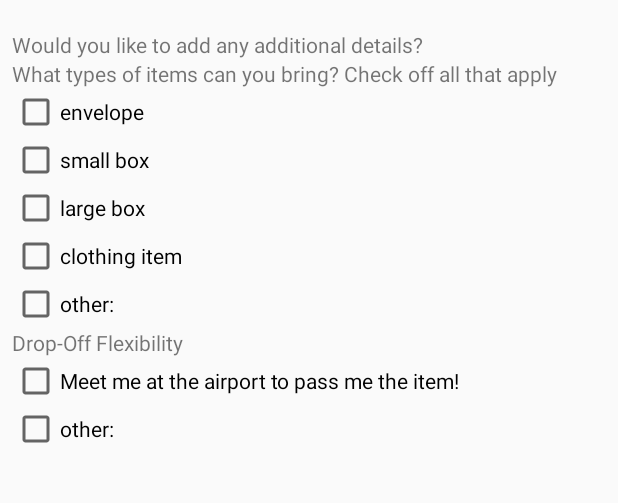
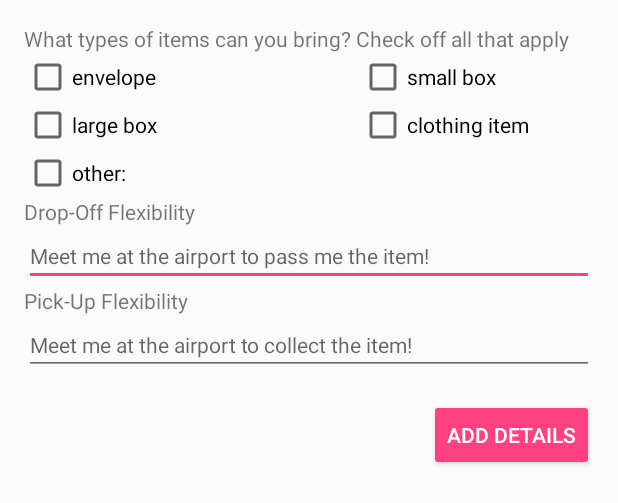
Before and after one commit to robertvunabandi/airspace-app-old, an Android app: the layout activity_additional_details.xml on its own in the app's theme, with its tools: preview values and no code run, on a phone screen of 412 x 824 dp. Shown: the top 503 px of the screen. Run offline under Robolectric (Android 15) with nearby library versions, the phone set to English and light mode, and no system bars.

Commit message:
Finished additional details dialog

```diff
--- a/app/src/main/java/com/example/mandaleeyp/teamrawrapp/AdditionalDetails.java
+++ b/app/src/main/java/com/example/mandaleeyp/teamrawrapp/AdditionalDetails.java
@@ -3,7 +3,6 @@ package com.example.mandaleeyp.teamrawrapp;
 import android.os.Bundle;
 import android.support.v7.app.AppCompatActivity;
 import android.view.View;
-import android.view.Window;
 import android.widget.CheckBox;
 import android.widget.EditText;
 
@@ -18,11 +17,12 @@ public class AdditionalDetails extends AppCompatActivity {
     @Override
     protected void onCreate(Bundle savedInstanceState) {
         super.onCreate(savedInstanceState);
-        supportRequestWindowFeature(Window.FEATURE_NO_TITLE);
+//        supportRequestWindowFeature(Window.FEATURE_NO_TITLE);
+        setTitle("Additional Details");
         setContentView(R.layout.activity_additional_details);
 
         // get the items in the XML
-        et_other = (EditText) findViewById(R.id.et_other);
+//        et_other = (EditText) findViewById(R.id.et_other);
         cb_envelope = (CheckBox) findViewById(R.id.cb_envelope);
         cb_smallBox = (CheckBox) findViewById(R.id.cb_smallBox);
         cb_largeBox = (CheckBox) findViewById(R.id.cb_largeBox);
@@ -41,35 +41,22 @@ public class AdditionalDetails extends AppCompatActivity {
         // Check which checkbox was clicked
         switch (view.getId()) {
             case R.id.cb_envelope: {
-                // TODO - change the index 0 of itemBools and maybe do other stuffs
-                if (checked) {
-
-                }
+                    itemBools[0] = checked;
                 break;
             }
             case R.id.cb_smallBox: {
-                // TODO - change the index 1 of itemBools and maybe do other stuffs
-                if (checked) {
-
-                }
+                    itemBools[1] = checked;
                 break;
             }
             case R.id.cb_largeBox: {
-                // TODO - change the index 2 of itemBools and maybe do other stuffs
-                if (checked) {
-
-                }
+                    itemBools[2] = checked;
                 break;
             }
             case R.id.cb_clothing: {
-                // TODO - change the index 3 of itemBools and maybe do other stuffs
-                if (checked) {
-
-                }
+                    itemBools[3] = checked;
                 break;
             }
             case R.id.cb_other: {
-                // TODO - change the index 3 of itemBools and maybe do other stuffs
                 if (checked) {
                     et_other.setVisibility(View.VISIBLE);
                 } else {
--- a/app/src/main/res/layout/activity_additional_details.xml
+++ b/app/src/main/res/layout/activity_additional_details.xml
@@ -1,4 +1,15 @@
 <?xml version="1.0" encoding="utf-8"?>
+<LinearLayout xmlns:android="http://schemas.android.com/apk/res/android"
+    xmlns:app="http://schemas.android.com/apk/res-auto"
+    xmlns:tools="http://schemas.android.com/tools"
+    android:layout_width="match_parent"
+    android:layout_height="match_parent"
+    android:padding="8dp"
+    tools:context="com.example.mandaleeyp.teamrawrapp.AdditionalDetails">
+    <ScrollView
+        android:layout_width="fill_parent"
+        android:layout_height="wrap_content">
+
     <RelativeLayout xmlns:android="http://schemas.android.com/apk/res/android"
         xmlns:app="http://schemas.android.com/apk/res-auto"
         xmlns:tools="http://schemas.android.com/tools"
@@ -8,23 +19,13 @@
         tools:context="com.example.mandaleeyp.teamrawrapp.AdditionalDetails">
 
         <TextView
-        android:id="@+id/tv_header"
-        android:layout_width="match_parent"
-        android:layout_height="wrap_content"
-        android:layout_alignParentLeft="true"
-        android:layout_alignParentStart="true"
-        android:layout_alignParentTop="true"
-        android:layout_marginTop="12dp"
-        android:text="Would you like to add any additional details?" />
-
-    <TextView
             android:id="@+id/tv_itemQuestion"
             android:layout_width="match_parent"
             android:layout_height="wrap_content"
             android:layout_alignParentLeft="true"
             android:layout_alignParentStart="true"
-        android:layout_below="@+id/tv_header"
             android:text="What types of items can you bring? Check off all that apply" />
+
         <!-- envelope, smbox, lgbox, clothing, other -->
         <CheckBox
             android:id="@+id/cb_envelope"
@@ -40,9 +41,11 @@
             android:id="@+id/cb_smallBox"
             android:layout_width="wrap_content"
             android:layout_height="wrap_content"
-        android:layout_alignParentLeft="true"
-        android:layout_alignParentStart="true"
-        android:layout_below="@+id/cb_envelope"
+            android:layout_alignParentEnd="true"
+            android:layout_alignParentRight="true"
+            android:layout_below="@+id/tv_itemQuestion"
+            android:layout_marginEnd="65dp"
+            android:layout_marginRight="65dp"
             android:onClick="onCheckboxClicked"
             android:text="small box" />
 
@@ -60,9 +63,9 @@
             android:id="@+id/cb_clothing"
             android:layout_width="wrap_content"
             android:layout_height="wrap_content"
-        android:layout_alignParentLeft="true"
-        android:layout_alignParentStart="true"
-        android:layout_below="@+id/cb_largeBox"
+            android:layout_alignLeft="@+id/cb_smallBox"
+            android:layout_alignStart="@+id/cb_smallBox"
+            android:layout_below="@+id/cb_smallBox"
             android:onClick="onCheckboxClicked"
             android:text="clothing item" />
 
@@ -86,12 +89,7 @@
             android:layout_below="@+id/cb_clothing"
             android:layout_toEndOf="@+id/cb_other"
             android:layout_toRightOf="@+id/cb_other">
-        <EditText
-            android:id="@+id/et_other"
-            android:layout_width="match_parent"
-            android:layout_height="wrap_content"
-            android:textSize="14sp"
-            android:visibility="gone" />
+
         </android.support.design.widget.TextInputLayout>
 
         <!-- flexibility drop off -->
@@ -104,42 +102,67 @@
             android:layout_below="@+id/cb_other"
             android:text="Drop-Off Flexibility" />
 
-    <CheckBox
-        android:id="@+id/cb_meetAirport"
-        android:layout_width="wrap_content"
+        <android.support.design.widget.TextInputLayout
+            android:id="@+id/til_dropoff"
+            android:layout_width="match_parent"
+            android:layout_height="wrap_content"
+            android:layout_alignParentLeft="true"
+            android:layout_alignParentStart="true"
+            android:layout_below="@+id/tv_dropoff">
+
+        </android.support.design.widget.TextInputLayout>
+
+        <EditText
+            android:id="@+id/et_dropoff"
+            android:layout_width="match_parent"
             android:layout_height="wrap_content"
             android:layout_alignParentLeft="true"
             android:layout_alignParentStart="true"
             android:layout_below="@+id/tv_dropoff"
-        android:onClick="onCheckboxClicked"
-        android:text="Meet me at the airport to pass me the item!" />
+            android:hint="Meet me at the airport to pass me the item!"
+            android:textSize="14sp" />
 
-    <CheckBox
-        android:id="@+id/cb_dropoffOther"
-        android:layout_width="wrap_content"
+        <!-- flexibility pick up -->
+        <TextView
+            android:id="@+id/tv_pickup"
+            android:layout_width="match_parent"
             android:layout_height="wrap_content"
             android:layout_alignParentLeft="true"
             android:layout_alignParentStart="true"
-        android:layout_below="@+id/cb_meetAirport"
-        android:onClick="onCheckboxClicked"
-        android:text="other:" />
+            android:layout_below="@+id/et_dropoff"
+            android:text="Pick-Up Flexibility" />
 
         <android.support.design.widget.TextInputLayout
-        android:id="@+id/til_dropoffOther"
+            android:id="@+id/til_pickup"
             android:layout_width="match_parent"
             android:layout_height="wrap_content"
-        android:layout_alignBottom="@+id/cb_dropoffOther"
-        android:layout_below="@+id/cb_meetAirport"
-        android:layout_toEndOf="@+id/cb_dropoffOther"
-        android:layout_toRightOf="@+id/cb_dropoffOther">
+            android:layout_alignParentLeft="true"
+            android:layout_alignParentStart="true"
+            android:layout_below="@+id/tv_pickup">
+
+        </android.support.design.widget.TextInputLayout>
 
         <EditText
-            android:id="@+id/et_dropoffOther"
+            android:id="@+id/et_pickup"
             android:layout_width="match_parent"
             android:layout_height="wrap_content"
-            android:textSize="14sp"
-            android:visibility="gone" />
-    </android.support.design.widget.TextInputLayout>
+            android:layout_alignParentLeft="true"
+            android:layout_alignParentStart="true"
+            android:layout_below="@+id/tv_pickup"
+            android:hint="Meet me at the airport to collect the item!"
+            android:textSize="14sp" />
 
+        <Button
+            android:id="@+id/bt_addDetails"
+            style="@style/Widget.AppCompat.Button.Colored"
+            android:layout_width="wrap_content"
+            android:layout_height="wrap_content"
+            android:layout_alignParentEnd="true"
+            android:layout_alignParentRight="true"
+            android:layout_below="@+id/et_pickup"
+            android:layout_marginTop="16dp"
+            android:text="add details" />
+    </RelativeLayout>
+    </ScrollView>
 
-</RelativeLayout>
+</LinearLayout>
```
Lines whose indentation alone changed are shown as unchanged.
